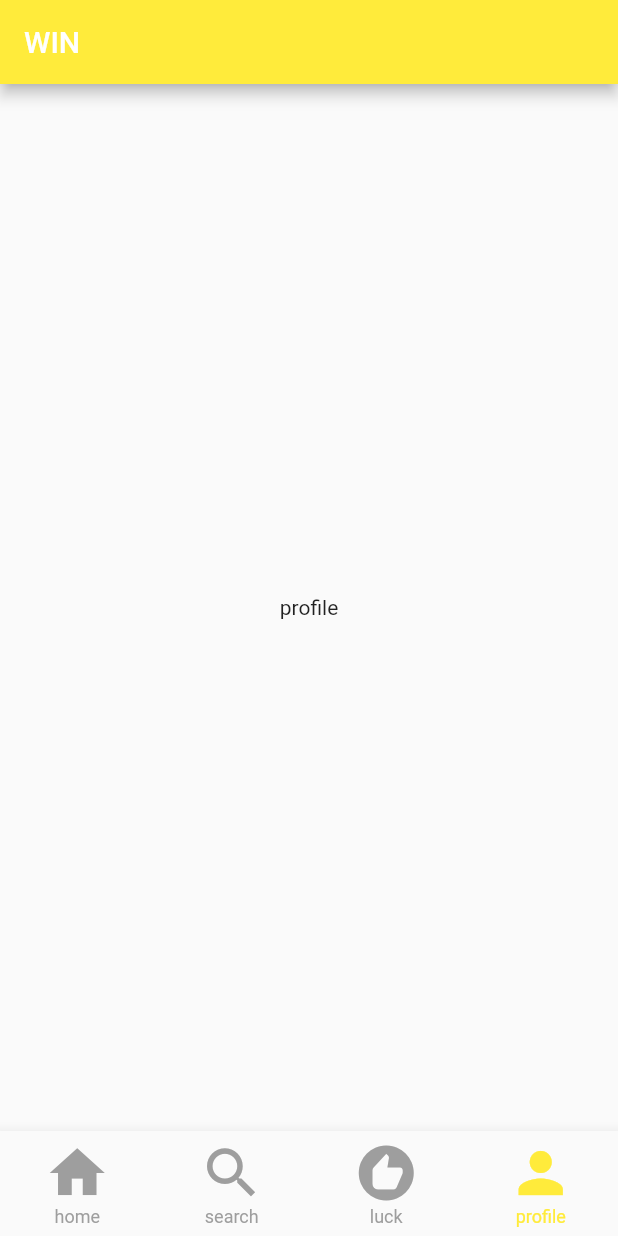
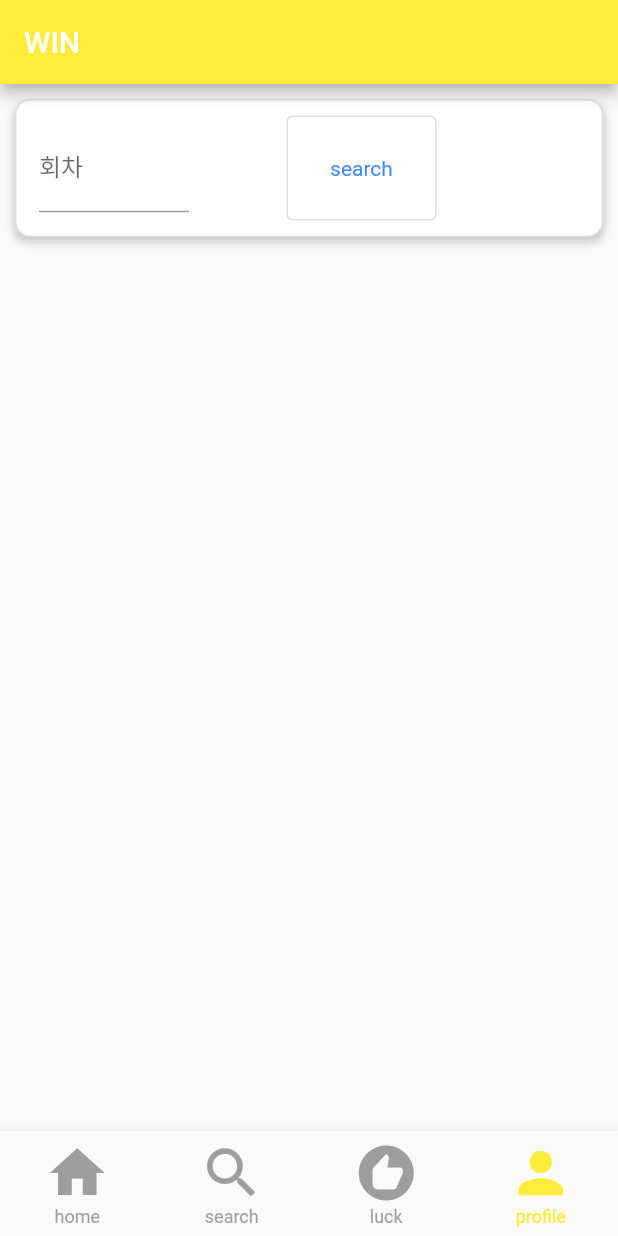
Before and after one commit to force44/flutter_first, a Flutter app: the screen it shows after launch, item 4 of the bottom bar chosen, on a phone screen of 412 x 824 dp. Run offline on Flutter 3.47's test engine with Material 2 defaults, Android fonts, the phone set to English and light mode, and no system bars.

Commit message:
너무 좋앗다.

```diff
--- /dev/null
+++ b/lib/component/utils/Constant.dart
@@ -0,0 +1,5 @@
+
+
+class Constant {
+  static const httpHeaders = {"Content-Type": "application/json;charset=UTF-8"};
+}
--- a/lib/main.dart
+++ b/lib/main.dart
@@ -1,5 +1,6 @@
 import 'package:flutter/material.dart';
 import 'package:flutter_first/provider/LottoProvider.dart';
+import 'package:flutter_first/provider/SuggestionLottoProvider.dart';
 import 'screen_index.dart';
 import 'package:provider/provider.dart';
 
@@ -8,6 +9,7 @@ void main() {
     MultiProvider(
       providers: [
         ChangeNotifierProvider(create: (_) => LottoProvider()),
+        ChangeNotifierProvider(create: (_) => SuggestionLottoProvider()),
       ],
       child: MyApp(),
     ),
--- a/lib/provider/LottoProvider.dart
+++ b/lib/provider/LottoProvider.dart
@@ -1,5 +1,6 @@
 import 'package:flutter/material.dart';
 import 'dart:convert';
+import '../component/utils/Constant.dart';
 import '../klass/Lotto.dart';
 import 'package:http/http.dart' as http;
 
@@ -29,7 +30,7 @@ class LottoProvider with ChangeNotifier {
     var paramData = json.encode( {"from" : form, "to" : to, "seed" : seed});
     var response = await http.post(
         url,
-        headers: {"Content-Type": "application/json;charset=UTF-8"},
+        headers: Constant.httpHeaders,
         body: paramData
     );
 
@@ -70,7 +71,7 @@ class LottoProvider with ChangeNotifier {
     notifyListeners();
   }
 
-  void suggestionLotto(String seed, String form, String to) {
+  void suggestionLotto(String form, String to, {String seed="12"}) {
 
     print("$seed , $form, $to");
     _requestSuggestionLotto("12", "1000", "1070");
--- a/lib/tabs/tab_profile.dart
+++ b/lib/tabs/tab_profile.dart
@@ -1,11 +1,89 @@
 import 'package:flutter/material.dart';
+import 'package:flutter/services.dart';
+import 'package:flutter_first/provider/SuggestionLottoProvider.dart';
+import 'package:provider/provider.dart';
 
-class TabProfile extends StatelessWidget{
+class TabProfile extends StatefulWidget {
+  const TabProfile({super.key});
+
+  @override
+  _TabProfile createState() => _TabProfile();
+}
+
+
+class _TabProfile extends State<TabProfile>{
+
+  String turn = '';
 
   @override
   Widget build(BuildContext context) {
-    return const Center(
-      child: Text("profile"),
-    );
+    return Center(
+      child: ChangeNotifierProvider(
+        create: (BuildContext context) => SuggestionLottoProvider(),
+        child: Column(
+                children: [
+                  Container(
+                    margin: const EdgeInsets.all(10.0),
+                    padding: const EdgeInsets.all(10.0),
+                    decoration: BoxDecoration(
+                      color: Colors.white,
+                      borderRadius: BorderRadius.circular(10),
+                      border: Border.all(color: Colors.black12, width: 1),
+                      boxShadow: [
+                        BoxShadow(
+                          color: Colors.grey.withOpacity(0.5),
+                          spreadRadius: 1,
+                          blurRadius: 4,
+                          offset: Offset(0, 3), // changes position of shadow
+                        ),
+                      ],
+                    ),
+                    child: Row(
+                      children: [
+                        SizedBox(
+                            width: 170,
+                            child: Row(
+                                children: [
+                                  Container(
+                                    width: 100,
+                                    margin: const EdgeInsets.all(5.0),
+                                    child: TextField(
+                                      //    controller: seed,
+                                        onChanged: (text) {
+                                          setState(() {
+                                            turn = text;
+                                          });
+                                        }
+                                        //, maxLength : 4
+                                        ,inputFormatters:[LengthLimitingTextInputFormatter(4)]
+                                        ,decoration: InputDecoration(
+                                      labelText: '회차',
+                                    )),
+                                  )
+                                ]
+                            )
+                        ),
+                        SizedBox(
+                            width: 100,
+                            height: 70,
+                            child: SizedBox(
+                                child: Center(
+                                    child: OutlinedButton(
+                                        onPressed: () {
+                                          context.read<SuggestionLottoProvider>().searchList(turn);
+                                        },
+                                        style: OutlinedButton.styleFrom(foregroundColor: Colors.blueAccent),
+                                        child: Center( child: Text( 'search', style: TextStyle(fontWeight:FontWeight.w400) ))
+
+                                    )
+                                )
+                            )
+                        )
+                      ],
+                    ),
+                  )
+                ]
+        )
+      ));
   }
 }
--- a/lib/tabs/tab_search.dart
+++ b/lib/tabs/tab_search.dart
@@ -110,8 +110,7 @@ class _TabSearch extends  State<TabSearch> {
                                 child: Center(
                                     child: OutlinedButton(
                                         onPressed: () {
-                                          context.read<LottoProvider>()
-                                              .suggestionLotto(seed, from, to);
+                                          //context.read<LottoProvider>().suggestionLotto(seed, from, to);
                                         },
                                         style: OutlinedButton.styleFrom(
                                             foregroundColor: Colors.redAccent),
```
Also changed, not shown: lib/klass/LottoList.dart (added, +39 -0 lines), lib/provider/SuggestionLottoProvider.dart (added, +29 -0 lines), lib/tabs/tab_luck.dart (+8 -5 lines).
